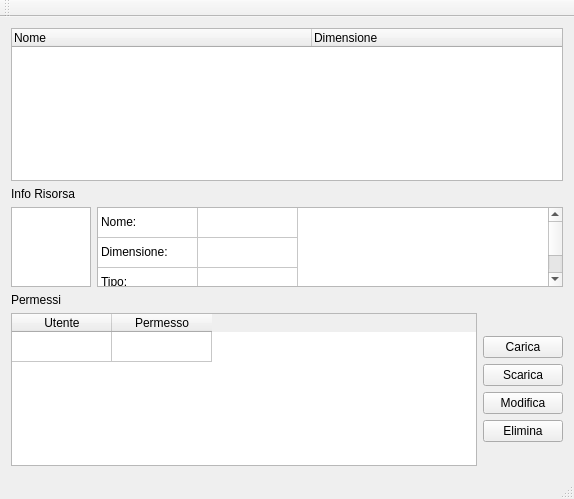
Old version of the form KCloud/GraphicClient/GuiClient.ui in the repository milazzo-g/KCloud.
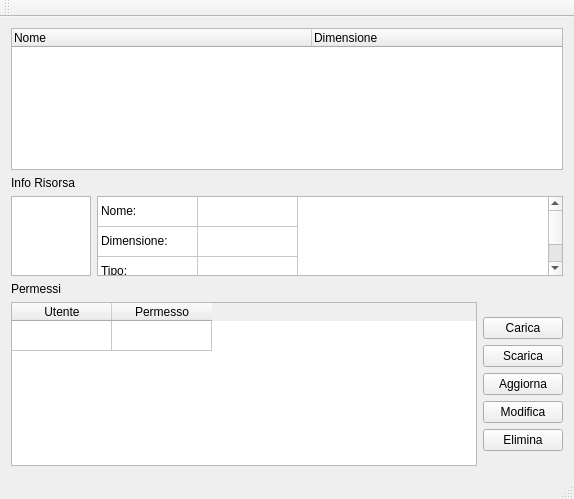
New version of the form. Icons and pictures are not drawn.

```diff
--- a/KCloud/GraphicClient/GuiClient.ui
+++ b/KCloud/GraphicClient/GuiClient.ui
@@ -262,6 +262,13 @@
           </property>
          </widget>
         </item>
+        <item>
+         <widget class="QPushButton" name="refreshBtn">
+          <property name="text">
+           <string>Aggiorna</string>
+          </property>
+         </widget>
+        </item>
         <item>
          <widget class="QPushButton" name="modifyButton">
           <property name="text">
```
